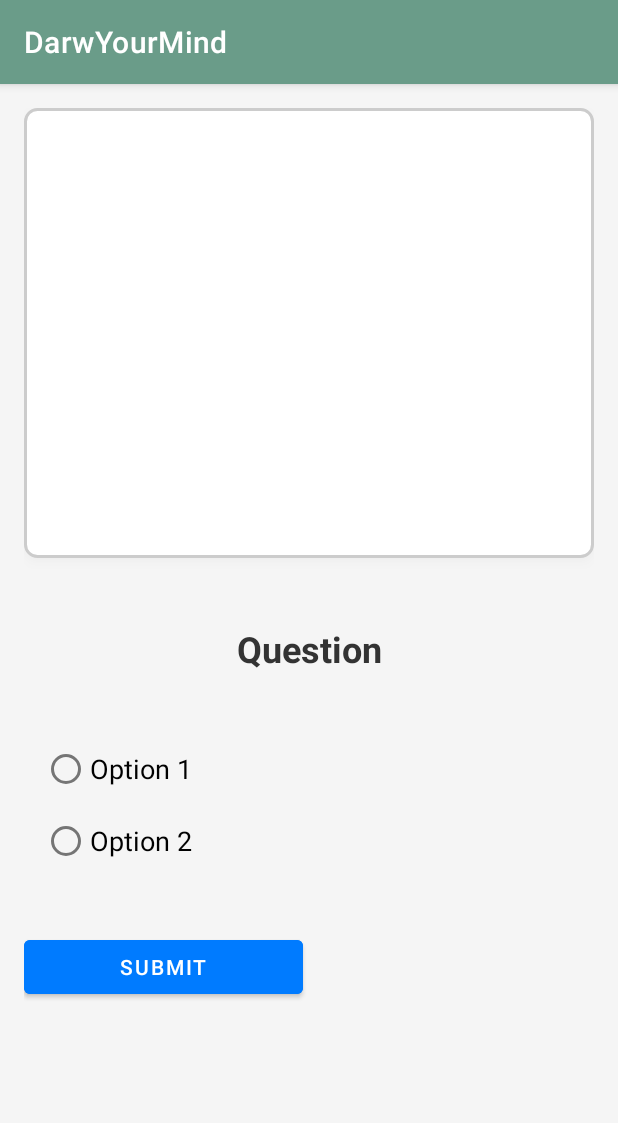
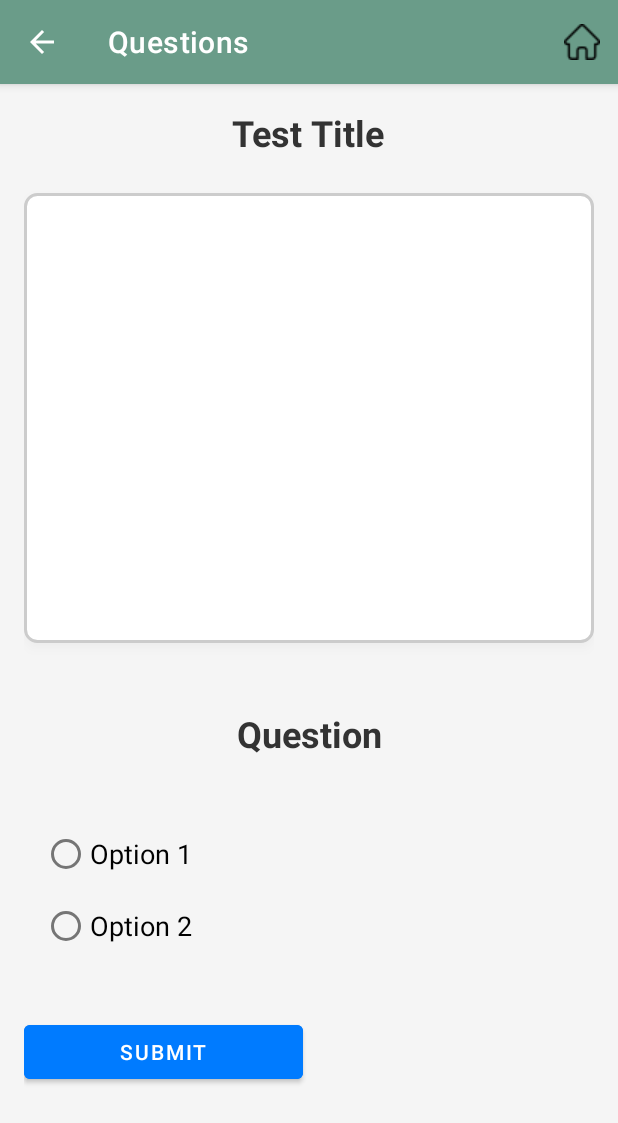
Before and after one commit to ChoJaesuk/ChoJaesuk-COSC2657_Assignment_1, an Android app: the QuestionActivity screen opened directly, with no data from a screen before it, on a phone screen of 412 x 824 dp. Shown: the top 1123 px of the screen. Run offline under Robolectric (Android 15) with nearby library versions, the phone set to English and light mode, and no system bars; 1 statement that could not run was skipped.

Commit message:
added navigation
added navigation

```diff
--- a/app/src/main/java/com/example/darwyourmind/activities/QuestionActivity.java
+++ b/app/src/main/java/com/example/darwyourmind/activities/QuestionActivity.java
@@ -5,7 +5,8 @@ import android.graphics.Bitmap;
 import android.graphics.BitmapFactory;
 import android.os.Bundle;
 import android.util.Log;
-import android.view.View;
+import android.view.Menu;
+import android.view.MenuItem;
 import android.widget.Button;
 import android.widget.ImageView;
 import android.widget.RadioButton;
@@ -13,6 +14,7 @@ import android.widget.RadioGroup;
 import android.widget.TextView;
 import android.widget.Toast;
 
+import androidx.appcompat.app.AlertDialog;
 import androidx.appcompat.app.AppCompatActivity;
 
 import com.example.darwyourmind.R;
@@ -28,7 +30,7 @@ import java.io.InputStream;
 import java.io.InputStreamReader;
 import java.util.ArrayList;
 
-public class QuestionActivity extends AppCompatActivity {
+public class QuestionActivity extends BaseActivity {
 
     private TextView questionTextView;
     private ImageView drawingImageView;
@@ -44,10 +46,28 @@ public class QuestionActivity extends AppCompatActivity {
         super.onCreate(savedInstanceState);
         setContentView(R.layout.activity_question);
 
+        // Set title for the ActionBar
+        setTitle("Questions");
+
+        // Enable ActionBar's back button
+        if (getSupportActionBar() != null) {
+            getSupportActionBar().setDisplayHomeAsUpEnabled(true);
+        }
+
         questionTextView = findViewById(R.id.questionTitle);
         drawingImageView = findViewById(R.id.drawingImageView);
         optionsGroup = findViewById(R.id.optionsGroup);
         submitButton = findViewById(R.id.submitButton);
+        TextView questionTitleTextView = findViewById(R.id.questionTitleTextView);
+
+        // Intent에서 테스트 타이틀 가져오기
+        Intent intent = getIntent();
+        String testTitle = intent.getStringExtra("testTitle");
+
+        // 테스트 타이틀 표시
+        if (testTitle != null) {
+            questionTitleTextView.setText(testTitle);
+        }
 
         resultList = new ArrayList<>(); // Initialize result list
 
@@ -65,11 +85,7 @@ public class QuestionActivity extends AppCompatActivity {
             return;
         }
 
-// 선택된 카테고리를 기반으로 질문 로드
-        loadQuestionsFromJson(selectedCategory);
-
-
-        // Load questions based on the selected category
+        // 선택된 카테고리를 기반으로 질문 로드
         loadQuestionsFromJson(selectedCategory);
         displayQuestion(currentQuestionIndex);
 
@@ -185,4 +201,47 @@ public class QuestionActivity extends AppCompatActivity {
         startActivity(resultIntent);
         finish();
     }
+
+    @Override
+    public boolean onCreateOptionsMenu(Menu menu) {
+        getMenuInflater().inflate(R.menu.menu, menu); // Replace with your menu file name
+        return true;
+    }
+
+
+    @Override
+    public boolean onOptionsItemSelected(MenuItem item) {
+        if (item.getItemId() == android.R.id.home) {
+            onBackPressed(); // Call the back button behavior
+            return true;
+        } else if (item.getItemId() == R.id.action_home) {
+            // 홈 버튼 클릭 시 홈으로 이동
+            navigateToHome();
+            return true;
+        }
+        return super.onOptionsItemSelected(item);
+    }
+
+    private void navigateToHome() {
+        Intent homeIntent = new Intent(this, HomeActivity.class); // HomeMenuActivity로 변경 필요
+        homeIntent.setFlags(Intent.FLAG_ACTIVITY_CLEAR_TOP | Intent.FLAG_ACTIVITY_NEW_TASK);
+        startActivity(homeIntent);
+        finish();
+    }
+
+    @Override
+    public void onBackPressed() {
+        showExitConfirmationDialog();
+    }
+
+    private void showExitConfirmationDialog() {
+        AlertDialog.Builder builder = new AlertDialog.Builder(this);
+        builder.setTitle("Exit Questions?");
+        builder.setMessage("Do you want to exit the question screen? Unsaved progress will be lost.");
+
+        builder.setPositiveButton("Yes", (dialog, which) -> finish());
+        builder.setNegativeButton("No", (dialog, which) -> dialog.dismiss());
+
+        builder.create().show();
+    }
 }
--- a/app/src/main/java/com/example/darwyourmind/activities/ResultActivity.java
+++ b/app/src/main/java/com/example/darwyourmind/activities/ResultActivity.java
@@ -17,7 +17,7 @@ import com.example.darwyourmind.R;
 import java.io.File;
 import java.util.ArrayList;
 
-public class ResultActivity extends AppCompatActivity {
+public class ResultActivity extends BaseActivity  {
 
     private ImageView drawingImageView;
     private LinearLayout resultContainer;
@@ -29,6 +29,9 @@ public class ResultActivity extends AppCompatActivity {
 
         drawingImageView = findViewById(R.id.drawingImageView);
         resultContainer = findViewById(R.id.resultContainer);
+
+        // Set title for the ActionBar
+        setTitle("Result");
 
         // Load the drawing image
         String drawingPath = getIntent().getStringExtra("drawingPath");
--- a/app/src/main/res/layout/activity_question.xml
+++ b/app/src/main/res/layout/activity_question.xml
@@ -1,10 +1,23 @@
 <LinearLayout xmlns:android="http://schemas.android.com/apk/res/android"
     android:layout_width="match_parent"
     android:layout_height="match_parent"
-    xmlns:app="http://schemas.android.com/apk/res-auto"
     android:orientation="vertical"
     android:padding="16dp"
-    android:background="@color/background_light">
+    android:background="@color/background_light"
+    android:gravity="center_horizontal"> <!-- 가로 방향 중앙 정렬 -->
+
+    <!-- 타이틀 -->
+    <TextView
+        android:id="@+id/questionTitleTextView"
+        android:layout_width="wrap_content"
+        android:layout_height="wrap_content"
+        android:layout_marginBottom="24dp"
+        android:text="Test Title"
+        android:textSize="24sp"
+        android:textColor="#333333"
+        android:textStyle="bold"
+        android:gravity="center" /> <!-- 텍스트 중앙 정렬 -->
+
 
     <!-- Display user's drawing with a decorative frame -->
     <LinearLayout
@@ -15,6 +28,7 @@
         android:padding="8dp"
         android:orientation="vertical"
         android:elevation="6dp">
+
 
         <ImageView
             android:id="@+id/drawingImageView"
--- a/app/src/main/res/layout/activity_test.xml
+++ b/app/src/main/res/layout/activity_test.xml
@@ -11,7 +11,6 @@
         android:id="@+id/testTitle"
         android:layout_width="wrap_content"
         android:layout_height="wrap_content"
-        android:text="그림을 그려보세요"
         android:textSize="28sp"
         android:textStyle="bold"
         android:textColor="#333333"
--- /dev/null
+++ b/app/src/main/res/menu/menu.xml
@@ -0,0 +1,9 @@
+<?xml version="1.0" encoding="utf-8"?>
+<menu xmlns:android="http://schemas.android.com/apk/res/android"
+    xmlns:app="http://schemas.android.com/apk/res-auto">
+    <item
+        android:id="@+id/action_home"
+        android:icon="@drawable/ic_home"
+        android:title="Home"
+        app:showAsAction="always" />
+</menu>
```
Also changed, not shown: app/src/main/AndroidManifest.xml (+9 -0 lines), app/src/main/java/com/example/darwyourmind/activities/AboutUsActivity.java (added, +21 -0 lines), app/src/main/java/com/example/darwyourmind/activities/BaseActivity.java (added, +36 -0 lines), app/src/main/java/com/example/darwyourmind/activities/HelpActivity.java (added, +22 -0 lines), app/src/main/java/com/example/darwyourmind/activities/HomeActivity.java (+40 -0 lines), app/src/main/java/com/example/darwyourmind/activities/TestActivity.java (+53 -1 lines), app/src/main/res/layout/activity_about_us.xml (added, +10 -0 lines), app/src/main/res/layout/activity_base.xml (added, +10 -0 lines), app/src/main/res/layout/activity_help.xml (added, +10 -0 lines), app/src/main/res/menu/home_menu.xml (added, +16 -0 lines), app/src/main/res/drawable/ic_about_us.png (added), app/src/main/res/drawable/ic_help.png (added), app/src/main/res/drawable/ic_home.png (added).
